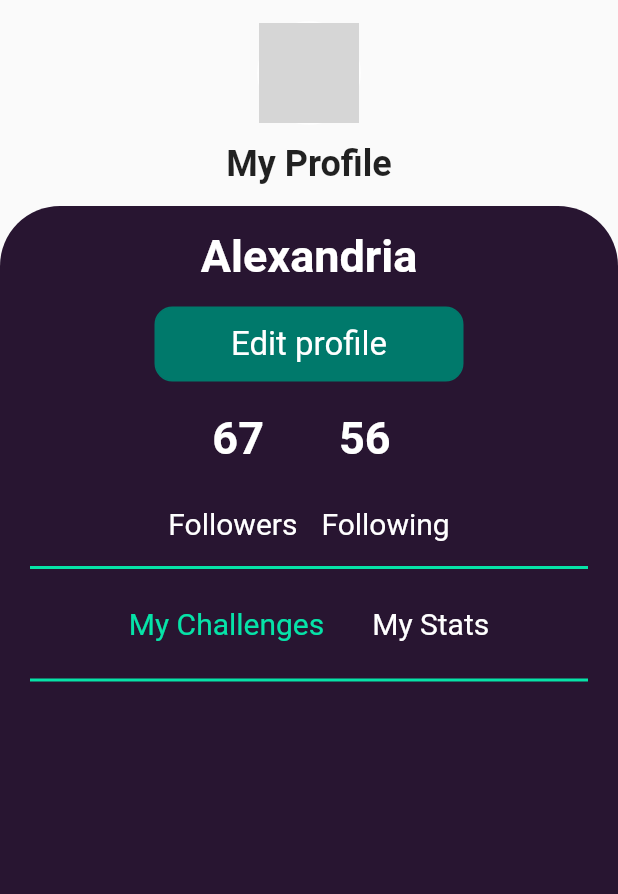
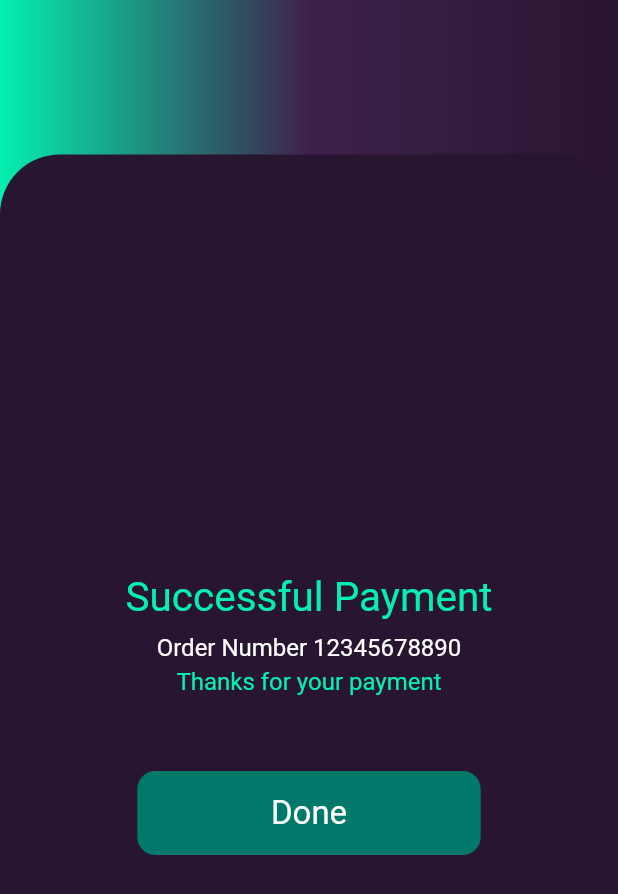
Before and after one commit to ChandraChaan/skedaddle, a Flutter app: the themeBody screen opened directly, on a phone screen of 412 x 824 dp. Shown: the top 894 px of the screen. Run offline on Flutter 3.47's test engine with Material 2 defaults, Android fonts, the phone set to English and light mode, and no system bars; our stand-ins replace get; grey boxes are pictures that could not be loaded.

Commit message:
theme changes

```diff
--- a/lib/Common/themeBody.dart
+++ b/lib/Common/themeBody.dart
@@ -2,17 +2,31 @@ import 'package:flutter/material.dart';
 
 
 class themeBody extends StatelessWidget {
+  final Widget title;
+  final String assetmage;
   Widget body;
 
   themeBody({
     Key key,
     this.body,
+    this.assetmage,
+    this.title,
   }) : super(key: key);
 
   @override
   Widget build(BuildContext context) {
     return Scaffold(
-      body: Column(
+      body: Container(
+        decoration: BoxDecoration(
+          gradient: LinearGradient(
+              begin: Alignment.topLeft,
+              end: Alignment.topRight,
+              // List: [Color(0xFF04EFB0),Color(0xFF3E214B),Color(0xFF281531),]
+              colors: [Color(0xFF04EFB0),Color(0xFF3E214B),Color(0xFF281531),]
+          ),
+
+        ),
+        child: Column(
           children: [
             Expanded(
               flex: 1,
@@ -20,7 +34,7 @@ class themeBody extends StatelessWidget {
                 mainAxisAlignment: MainAxisAlignment.center,
                 crossAxisAlignment: CrossAxisAlignment.center,
                 children: [
-                Container(
+                  assetmage == null ? Container():Container(
                     width: 69,
                     height: 69,
                     decoration: BoxDecoration(
@@ -29,20 +43,17 @@ class themeBody extends StatelessWidget {
                           color: Colors.white,
                         ),
                         borderRadius: BorderRadius.all(Radius.circular(35))),
-                  child: Image.asset('assets/images/logo.png'),
+                    child: Image.asset('${assetmage}'),
                   ),
                   SizedBox(
                     height: 12,
                   ),
-                Text(
-                  "My Profile",
-                  style: TextStyle(fontSize: 24, fontWeight: FontWeight.bold),
-                ),
+                  title == null ?Container():title,
                 ],
               ),
             ),
             Expanded(
-              flex: 5,
+                flex: assetmage == null ? 7:5 ,
                 child: Container(
 
                     decoration: BoxDecoration(
@@ -55,6 +66,7 @@ class themeBody extends StatelessWidget {
                     child: body)),
           ],
         ),
+      ),
     );
   }
 }
--- a/lib/Common/themeBody2.dart
+++ b/lib/Common/themeBody2.dart
@@ -18,7 +18,7 @@ class themeBody2 extends StatelessWidget {
               begin: Alignment.topLeft,
               end: Alignment.topRight,
               // List: [Color(0xFF04EFB0),Color(0xFF3E214B),Color(0xFF281531),]
-              // colors: [Color(0xFF04EFB0),Color(0xFF3E214B),Color(0xFF281531),]
+              colors: [Color(0xFF04EFB0),Color(0xFF3E214B),Color(0xFF281531),]
           ),
 
         ),
--- a/lib/Config/app_pages.dart
+++ b/lib/Config/app_pages.dart
@@ -1,14 +1,19 @@
 import 'package:get/get_navigation/src/routes/get_route.dart';
 import 'package:skedaddle/Presantation/events/register.dart';
+import 'package:skedaddle/Presantation/events/registerNow.dart';
+import 'package:skedaddle/Presantation/events/successPayment.dart';
 import 'package:skedaddle/Presantation/login.dart';
 import 'package:skedaddle/Presantation/signup.dart';
 
 part 'app_route.dart';
 class AppPages {
-  static const INITIAL = Routes.DEFAULT;
+  static const INITIAL = Routes.register;
   static final routes = [
     GetPage(
         name: Routes.DEFAULT,
-        page: () => Register()),
+        page: () => SuccessPayment()),
+    GetPage(
+        name: Routes.register,
+        page: () => SuccessPayment()),
   ];
 }
--- a/lib/Config/app_route.dart
+++ b/lib/Config/app_route.dart
@@ -1,5 +1,6 @@
 part of 'app_pages.dart';
 abstract class Routes {
   static const DEFAULT = '/';
+  static const register = '/register';
 
 }
--- a/lib/Presantation/events/register.dart
+++ b/lib/Presantation/events/register.dart
@@ -1,4 +1,5 @@
 import 'package:flutter/material.dart';
+import 'package:skedaddle/Common/themeBody.dart';
 import 'package:skedaddle/Common/themeBody2.dart';
 import '../../Common/Button.dart';
 import '../../Common/textField.dart';
@@ -33,7 +34,9 @@ class _RegisterState extends State<Register> {
 
   @override
   Widget build(BuildContext context) {
-    return themeBody2(
+    return themeBody(
+      title: Text('Register Now', style: TextStyle(color: Colors.white,fontSize: 23),),
+        // assetmage: ,
         body: Padding(
       padding: const EdgeInsets.only(left: 28, top: 25, right: 28),
       child: SingleChildScrollView(
--- a/lib/Presantation/events/registerNow.dart
+++ b/lib/Presantation/events/registerNow.dart
@@ -27,8 +27,8 @@ class _RegisterNowState extends State<RegisterNow> {
           gradient: LinearGradient(
               begin: Alignment.topLeft,
               end: Alignment.bottomRight,
-              List: [Color(0xFF04EFB0),Color(0xFF3E214B),Color(0xFF3E214B),Color(0xFF110D1D),Color(0xFF110D1D),Color(0xFF110D1D),]
-              // colors: [Color(0xFF04EFB0),Color(0xFF3E214B),Color(0xFF3E214B),Color(0xFF110D1D),Color(0xFF110D1D),Color(0xFF110D1D),]
+              // List: [Color(0xFF04EFB0),Color(0xFF3E214B),Color(0xFF3E214B),Color(0xFF110D1D),Color(0xFF110D1D),Color(0xFF110D1D),]
+              colors: [Color(0xFF04EFB0),Color(0xFF3E214B),Color(0xFF3E214B),Color(0xFF110D1D),Color(0xFF110D1D),Color(0xFF110D1D),]
           ),
 
         ),
--- a/lib/Presantation/events/successPayment.dart
+++ b/lib/Presantation/events/successPayment.dart
@@ -1,11 +1,13 @@
 import 'package:flutter/material.dart';
+import 'package:skedaddle/Common/themeBody.dart';
 import 'package:skedaddle/Common/themeBody2.dart';
 import '../../Common/Button.dart';
 
 class SuccessPayment extends StatelessWidget {
   @override
   Widget build(BuildContext context) {
-    return themeBody2(
+    return themeBody(
+      // title: ,
         body: Padding(
         padding: const EdgeInsets.only(left: 28, top: 25, right: 28),
     child:Center(
```
Also changed, not shown: pubspec.lock. Lines whose indentation alone changed are shown as unchanged.
